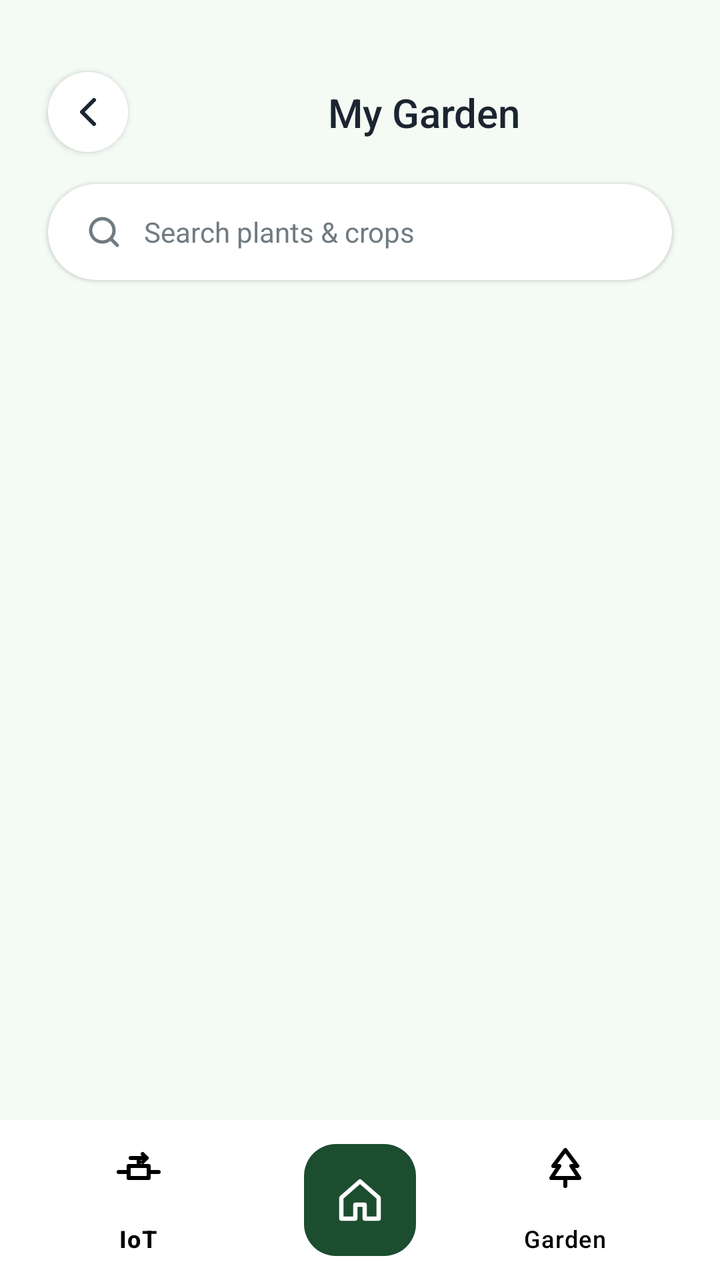
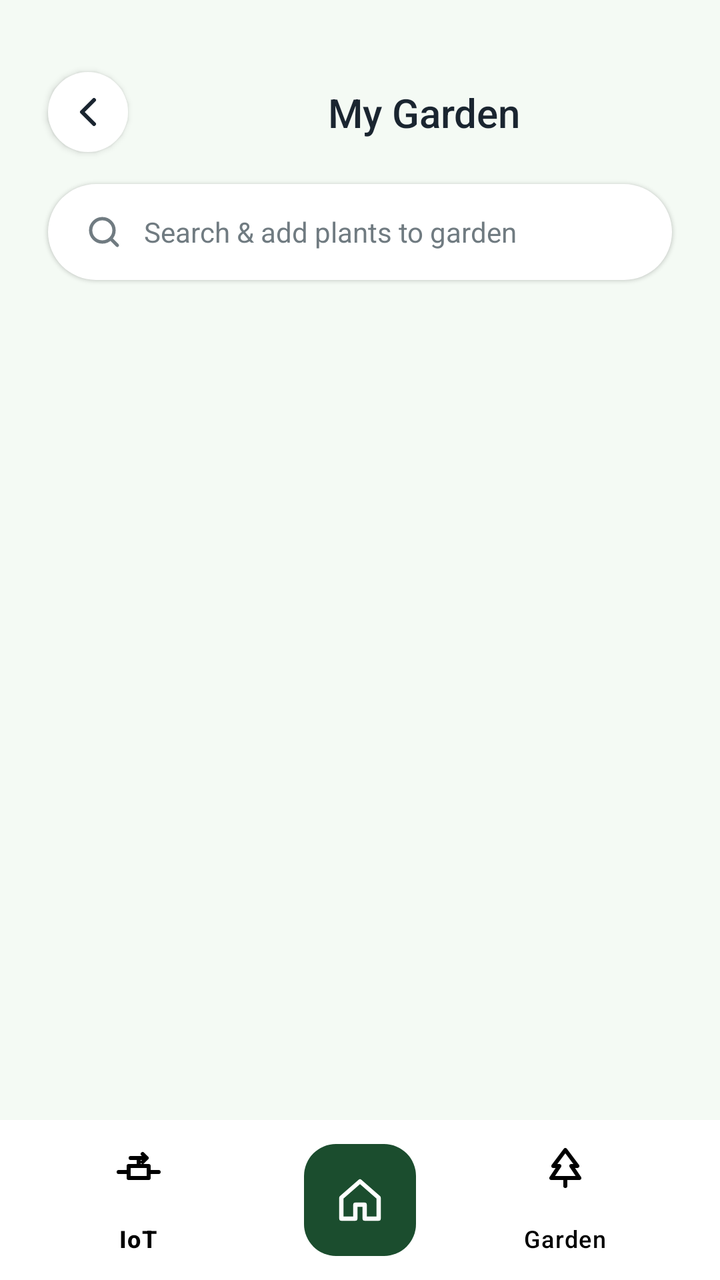

Compare the two renders of this Android layout. The source of the first and the diff that turns it into the second are given below.
<!-- AndroidManifest.xml: application theme Theme.Undersoil -->
<!-- res/layout/activity_my_garden.xml -->
<?xml version="1.0" encoding="utf-8"?>
<androidx.coordinatorlayout.widget.CoordinatorLayout
    xmlns:android="http://schemas.android.com/apk/res/android"
    xmlns:app="http://schemas.android.com/apk/res-auto"
    xmlns:tools="http://schemas.android.com/tools"
    android:layout_width="match_parent"
    android:layout_height="match_parent"
    android:background="@color/bg_light_green">

    <androidx.constraintlayout.widget.ConstraintLayout
        android:layout_width="match_parent"
        android:layout_height="match_parent"
        android:layout_marginBottom="60dp">

        <ImageButton
            android:id="@+id/backButton"
            android:layout_width="40dp"
            android:layout_height="40dp"
            android:layout_marginStart="24dp"
            android:layout_marginTop="36dp"
            android:background="@drawable/bg_circle_white"
            android:elevation="2dp"
            android:padding="10dp"
            android:src="@drawable/ic_back_arrow"
            android:contentDescription="Back"
            app:layout_constraintStart_toStartOf="parent"
            app:layout_constraintTop_toTopOf="parent" />

        <TextView
            android:id="@+id/titleText"
            android:layout_width="wrap_content"
            android:layout_height="wrap_content"
            android:fontFamily="sans-serif-medium"
            android:text="My Garden"
            android:textColor="@color/text_dark"
            android:textSize="20sp"
            app:layout_constraintBottom_toBottomOf="@id/backButton"
            app:layout_constraintEnd_toEndOf="parent"
            app:layout_constraintStart_toEndOf="@id/backButton"
            app:layout_constraintTop_toTopOf="@id/backButton" />

        <EditText
            android:id="@+id/et_search"
            android:layout_width="0dp"
            android:layout_height="wrap_content"
            android:layout_marginHorizontal="24dp"
            android:layout_marginTop="16dp"
            android:background="@drawable/bg_pill_white"
            android:drawableStart="@drawable/ic_search"
            android:drawablePadding="10dp"
            android:elevation="1dp"
            android:focusable="false"
            android:clickable="true"
            android:fontFamily="sans-serif"
            android:hint="Search plants &amp; crops"
            android:paddingHorizontal="18dp"
            android:paddingVertical="14dp"
            android:textColorHint="@color/text_sub"
            android:textSize="14sp"
            app:layout_constraintEnd_toEndOf="parent"
            app:layout_constraintStart_toStartOf="parent"
            app:layout_constraintTop_toBottomOf="@id/backButton" />

        <androidx.core.widget.NestedScrollView
            android:layout_width="match_parent"
            android:layout_height="0dp"
            android:layout_marginTop="16dp"
            app:layout_constraintTop_toBottomOf="@id/et_search"
            app:layout_constraintBottom_toBottomOf="parent"
            app:layout_constraintStart_toStartOf="parent"
            app:layout_constraintEnd_toEndOf="parent">

            <LinearLayout
                android:layout_width="match_parent"
                android:layout_height="wrap_content"
                android:orientation="vertical"
                android:paddingHorizontal="24dp">

                <androidx.recyclerview.widget.RecyclerView
                    android:id="@+id/rvSavedGardenPlants"
                    android:layout_width="match_parent"
                    android:layout_height="wrap_content"
                    tools:listitem="@layout/item_saved_garden_plant" />

            </LinearLayout>
        </androidx.core.widget.NestedScrollView>

    </androidx.constraintlayout.widget.ConstraintLayout>

    
    <com.google.android.material.bottomappbar.BottomAppBar
        android:id="@+id/bottomAppBar"
        android:layout_width="match_parent"
        android:layout_height="wrap_content"
        android:layout_gravity="bottom"
        app:backgroundTint="#FFFFFF"
        app:fabAlignmentMode="center"
        app:fabAnimationMode="slide"
        app:fabCradleMargin="10dp"
        app:fabCradleRoundedCornerRadius="24dp"
        app:fabCradleVerticalOffset="6dp">

        <com.google.android.material.bottomnavigation.BottomNavigationView
            android:id="@+id/bottom_navigation"
            android:layout_width="match_parent"
            android:layout_height="wrap_content"
            android:layout_marginEnd="16dp"
            android:background="@android:color/transparent"
            app:elevation="0dp"
            app:itemIconTint="@color/black"
            app:itemTextColor="@color/black"
            app:labelVisibilityMode="labeled"
            app:menu="@menu/bottom_nav_menu" />

    </com.google.android.material.bottomappbar.BottomAppBar>

    
    <com.google.android.material.floatingactionbutton.FloatingActionButton
        android:id="@+id/fabHome"
        android:layout_width="wrap_content"
        android:layout_height="wrap_content"
        android:contentDescription="@string/nav_home"
        android:src="@drawable/ic_home"
        app:backgroundTint="#1B4D2E"
        app:tint="#FFFFFF"
        app:layout_anchor="@id/bottomAppBar"
        app:maxImageSize="28dp" />

</androidx.coordinatorlayout.widget.CoordinatorLayout>
<!-- res/layout/item_saved_garden_plant.xml (included above) -->
<?xml version="1.0" encoding="utf-8"?>
<androidx.cardview.widget.CardView xmlns:android="http://schemas.android.com/apk/res/android"
    xmlns:app="http://schemas.android.com/apk/res-auto"
    android:layout_width="match_parent"
    android:layout_height="wrap_content"
    android:layout_marginBottom="14dp"
    app:cardBackgroundColor="@color/white"
    app:cardCornerRadius="16dp"
    app:cardElevation="1dp">

    <LinearLayout
        android:layout_width="match_parent"
        android:layout_height="wrap_content"
        android:gravity="center_vertical"
        android:orientation="horizontal"
        android:padding="12dp">

        <ImageView
            android:id="@+id/ivPlantPhoto"
            android:layout_width="52dp"
            android:layout_height="52dp"
            android:background="@drawable/bg_photo_placeholder"
            android:contentDescription="Plant photo" />

        <LinearLayout
            android:layout_width="0dp"
            android:layout_height="wrap_content"
            android:layout_marginStart="14dp"
            android:layout_weight="1"
            android:orientation="vertical">

            <TextView
                android:id="@+id/tvPlantName"
                android:layout_width="wrap_content"
                android:layout_height="wrap_content"
                android:fontFamily="sans-serif-medium"
                android:text="Tomato"
                android:textColor="@color/text_dark"
                android:textSize="15sp" />

            <TextView
                android:id="@+id/tvPlantStatus"
                android:layout_width="wrap_content"
                android:layout_height="wrap_content"
                android:fontFamily="sans-serif"
                android:text="Healthy"
                android:textColor="@color/text_sub"
                android:textSize="12sp" />

            <LinearLayout
                android:layout_width="wrap_content"
                android:layout_height="wrap_content"
                android:layout_marginTop="4dp"
                android:orientation="horizontal">

                <View
                    android:layout_width="18dp"
                    android:layout_height="18dp"
                    android:background="@drawable/bg_square_water" />

                <View
                    android:layout_width="6dp"
                    android:layout_height="1dp" />

                <View
                    android:layout_width="18dp"
                    android:layout_height="18dp"
                    android:background="@drawable/bg_square_sunlight" />
            </LinearLayout>
        </LinearLayout>

        <ImageButton
            android:id="@+id/btnDelete"
            android:layout_width="34dp"
            android:layout_height="34dp"
            android:layout_marginEnd="4dp"
            android:background="@android:color/transparent"
            android:padding="8dp"
            android:src="@drawable/ic_trash"
            android:contentDescription="Delete plant" />

        <ImageView
            android:layout_width="20dp"
            android:layout_height="20dp"
            android:src="@drawable/ic_chevron_right"
            android:contentDescription="View details" />

    </LinearLayout>

</androidx.cardview.widget.CardView>
<!-- resources referenced by this layout -->
<resources>
  <color name="bg_light_green">#F4FAF4</color>
  <color name="black">#FF000000</color>
  <color name="text_dark">#1A2530</color>
  <color name="text_sub">#707B81</color>
  <color name="white">#FFFFFFFF</color>
  <!-- drawable bg_circle_white (drawable) -->
  <?xml version="1.0" encoding="utf-8"?>
  <shape xmlns:android="http://schemas.android.com/apk/res/android"
      android:shape="oval">
      <solid android:color="@color/white" />
  </shape>
  <!-- drawable bg_photo_placeholder (drawable) -->
  <?xml version="1.0" encoding="utf-8"?>
  <shape xmlns:android="http://schemas.android.com/apk/res/android"
      android:shape="rectangle">
      <gradient
          android:angle="315"
          android:startColor="#2E7D32"
          android:centerColor="#4CAF50"
          android:endColor="#81C784" />
  </shape>
  <!-- drawable bg_pill_white (drawable) -->
  <?xml version="1.0" encoding="utf-8"?>
  <shape xmlns:android="http://schemas.android.com/apk/res/android"
      android:shape="rectangle">
      <solid android:color="@color/white" />
      <corners android:radius="50dp" />
  </shape>
  <!-- drawable bg_square_sunlight (drawable) -->
  <?xml version="1.0" encoding="utf-8"?>
  <shape xmlns:android="http://schemas.android.com/apk/res/android"
      android:shape="rectangle">
      <solid android:color="@color/sunlight_color" />
      <corners android:radius="10dp" />
  </shape>
  <!-- drawable bg_square_water (drawable) -->
  <?xml version="1.0" encoding="utf-8"?>
  <shape xmlns:android="http://schemas.android.com/apk/res/android"
      android:shape="rectangle">
      <solid android:color="@color/water_color" />
      <corners android:radius="10dp" />
  </shape>
  <!-- drawable ic_back_arrow (drawable) -->
  <?xml version="1.0" encoding="utf-8"?>
  <vector xmlns:android="http://schemas.android.com/apk/res/android"
      android:width="24dp"
      android:height="24dp"
      android:viewportWidth="24"
      android:viewportHeight="24">
      <path
          android:fillColor="@android:color/transparent"
          android:strokeColor="#1A2530"
          android:strokeWidth="2"
          android:strokeLineCap="round"
          android:strokeLineJoin="round"
          android:pathData="M15,18 L9,12 L15,6" />
  </vector>
  <!-- drawable ic_search (drawable) -->
  <?xml version="1.0" encoding="utf-8"?>
  <vector xmlns:android="http://schemas.android.com/apk/res/android"
      android:width="20dp"
      android:height="20dp"
      android:viewportWidth="24"
      android:viewportHeight="24">
      <path
          android:fillColor="@android:color/transparent"
          android:strokeColor="#707B81"
          android:strokeWidth="2"
          android:strokeLineCap="round"
          android:pathData="M11,4 A7,7 0 1,0 11,18 A7,7 0 1,0 11,4 Z M20,20 L16,16" />
  </vector>
  <string name="nav_home">Home</string>
  <style name="Theme.Undersoil" parent="Base.Theme.Undersoil" />
  <color name="sunlight_color">#725AC1</color>
  <color name="water_color">#FFD400</color>
  <style name="Base.Theme.Undersoil" parent="Theme.Material3.DayNight.NoActionBar">
          
      </style>
  <!-- unchanged entries left out for length: 3 -->
</resources>

<!-- the commit's change to res/layout/activity_my_garden.xml (unified diff, before → after) -->
@@ -52,7 +52,7 @@
             android:focusable="false"
             android:clickable="true"
             android:fontFamily="sans-serif"
-            android:hint="Search plants &amp; crops"
+            android:hint="Search &amp; add plants to garden"
             android:paddingHorizontal="18dp"
             android:paddingVertical="14dp"
             android:textColorHint="@color/text_sub"
@@ -61,29 +61,64 @@
             app:layout_constraintStart_toStartOf="parent"
             app:layout_constraintTop_toBottomOf="@id/backButton" />
 
-        <androidx.core.widget.NestedScrollView
-            android:layout_width="match_parent"
+        <FrameLayout
+            android:id="@+id/gardenContentContainer"
+            android:layout_width="0dp"
             android:layout_height="0dp"
             android:layout_marginTop="16dp"
-            app:layout_constraintTop_toBottomOf="@id/et_search"
             app:layout_constraintBottom_toBottomOf="parent"
+            app:layout_constraintEnd_toEndOf="parent"
             app:layout_constraintStart_toStartOf="parent"
-            app:layout_constraintEnd_toEndOf="parent">
+            app:layout_constraintTop_toBottomOf="@id/et_search">
+
+            <androidx.recyclerview.widget.RecyclerView
+                android:id="@+id/rvSavedGardenPlants"
+                android:layout_width="match_parent"
+                android:layout_height="match_parent"
+                android:paddingHorizontal="24dp"
+                tools:listitem="@layout/item_saved_garden_plant" />
 
             <LinearLayout
+                android:id="@+id/layoutEmptyGarden"
                 android:layout_width="match_parent"
                 android:layout_height="wrap_content"
+                android:layout_gravity="center"
+                android:gravity="center"
                 android:orientation="vertical"
-                android:paddingHorizontal="24dp">
-
-                <androidx.recyclerview.widget.RecyclerView
-                    android:id="@+id/rvSavedGardenPlants"
-                    android:layout_width="match_parent"
+                android:padding="24dp"
+                android:visibility="gone">
+
+                <ImageView
+                    android:layout_width="64dp"
+                    android:layout_height="64dp"
+                    android:src="@drawable/ic_garden_tree"
+                    android:contentDescription="Empty Garden" />
+
+                <TextView
+                    android:id="@+id/tvEmptyGardenText"
+                    android:layout_width="wrap_content"
                     android:layout_height="wrap_content"
-                    tools:listitem="@layout/item_saved_garden_plant" />
-
+                    android:layout_marginTop="12dp"
+                    android:fontFamily="sans-serif-medium"
+                    android:text="Your garden is empty.\nAdd a plant to start diagnosing!"
+                    android:textAlignment="center"
+                    android:textColor="@color/text_dark"
+                    android:textSize="15sp" />
+
+                <Button
+                    android:id="@+id/btnAddPlant"
+                    android:layout_width="wrap_content"
+                    android:layout_height="wrap_content"
+                    android:layout_marginTop="18dp"
+                    android:background="@drawable/bg_pill_green"
+                    android:paddingHorizontal="28dp"
+                    android:paddingVertical="12dp"
+                    android:text="Add Plant"
+                    android:textAllCaps="false"
+                    android:textColor="@color/white"
+                    android:textSize="15sp" />
             </LinearLayout>
-        </androidx.core.widget.NestedScrollView>
+        </FrameLayout>
 
     </androidx.constraintlayout.widget.ConstraintLayout>
 
<!-- resource entries referenced after the edit -->
@@ -20,6 +20,13 @@
           android:startColor="#2E7D32"
           android:centerColor="#4CAF50"
           android:endColor="#81C784" />
+  </shape>
+  <!-- drawable bg_pill_green (drawable) -->
+  <?xml version="1.0" encoding="utf-8"?>
+  <shape xmlns:android="http://schemas.android.com/apk/res/android"
+      android:shape="rectangle">
+      <solid android:color="@color/main_green" />
+      <corners android:radius="50dp" />
   </shape>
   <!-- drawable bg_pill_white (drawable) -->
   <?xml version="1.0" encoding="utf-8"?>
@@ -57,6 +64,27 @@
           android:strokeLineJoin="round"
           android:pathData="M15,18 L9,12 L15,6" />
   </vector>
+  <!-- drawable ic_garden_tree (drawable) -->
+  <?xml version="1.0" encoding="utf-8"?>
+  <vector xmlns:android="http://schemas.android.com/apk/res/android"
+      android:width="28dp"
+      android:height="28dp"
+      android:viewportWidth="24"
+      android:viewportHeight="24">
+      
+      <path
+          android:pathData="M12,17 L12,21"
+          android:strokeColor="#191C20"
+          android:strokeWidth="2"
+          android:strokeLineCap="round"/>
+      
+      <path
+          android:pathData="M12,3 L18,11 L15,11 L19,17 L5,17 L9,11 L6,11 Z"
+          android:strokeColor="#191C20"
+          android:strokeWidth="2"
+          android:strokeLineCap="round"
+          android:strokeLineJoin="round"/>
+  </vector>
   <!-- drawable ic_search (drawable) -->
   <?xml version="1.0" encoding="utf-8"?>
   <vector xmlns:android="http://schemas.android.com/apk/res/android"
@@ -73,6 +101,7 @@
   </vector>
   <string name="nav_home">Home</string>
   <style name="Theme.Undersoil" parent="Base.Theme.Undersoil" />
+  <color name="main_green">#1F4E20</color>
   <color name="sunlight_color">#725AC1</color>
   <color name="water_color">#FFD400</color>
   <style name="Base.Theme.Undersoil" parent="Theme.Material3.DayNight.NoActionBar">
